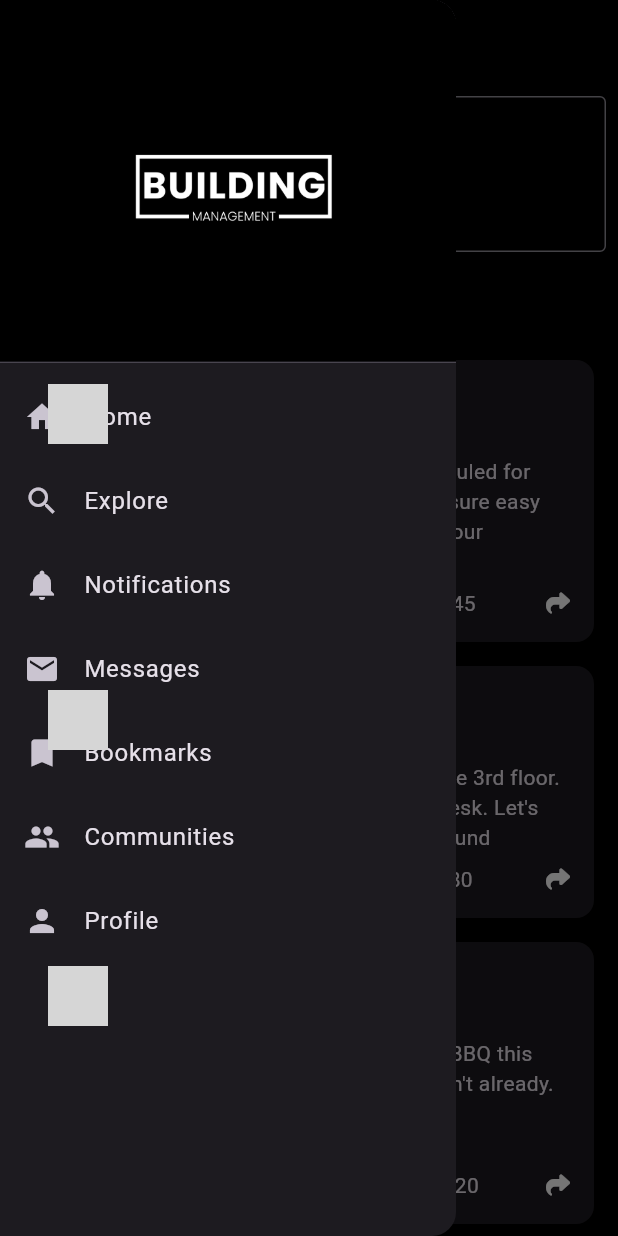
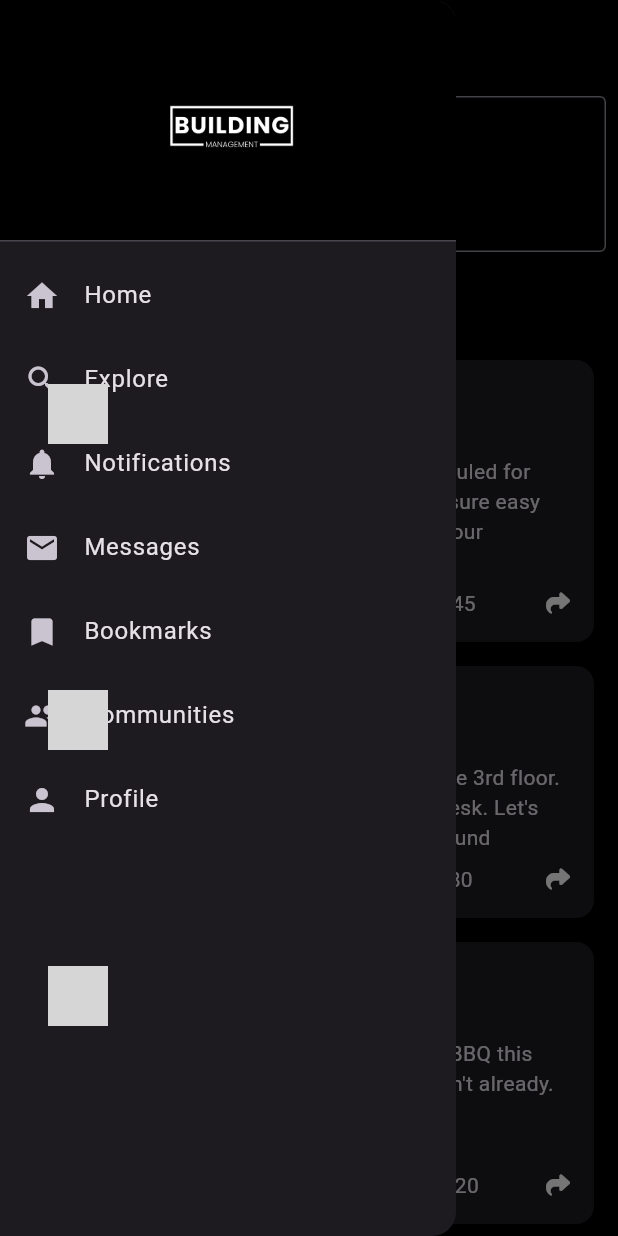
Before and after one commit to adhfarg/buildingmanagement, a Flutter app: the screen it shows after launch, with the side drawer open, on a phone screen of 412 x 824 dp. Run offline on Flutter 3.47's test engine with Material 3 defaults, Android fonts, the phone set to English and light mode, and no system bars; our stand-ins replace font_awesome_flutter; network calls fail; grey boxes are pictures that could not be loaded.

Commit message:
Sidebar Update

```diff
--- a/lib/main.dart
+++ b/lib/main.dart
@@ -1,6 +1,12 @@
 import 'package:flutter/material.dart';
 import 'package:provider/provider.dart';
 import 'screens/resident_feed.dart';
+import 'screens/explore_screen.dart';
+import 'screens/notifications_screen.dart';
+import 'screens/messages_screen.dart';
+import 'screens/bookmarks_screen.dart';
+import 'screens/communities_screen.dart';
+import 'screens/profile_screen.dart';
 import 'models/post_model.dart';
 
 void main() {
@@ -23,7 +29,16 @@ class MyApp extends StatelessWidget {
         scaffoldBackgroundColor: Colors.black,
         primaryColor: Colors.blue,
       ),
-      home: const ResidentFeed(),
+      initialRoute: '/',
+      routes: {
+        '/': (context) => const ResidentFeed(),
+        '/explore': (context) => const ExploreScreen(),
+        '/notifications': (context) => const NotificationsScreen(),
+        '/messages': (context) => const MessagesScreen(),
+        '/bookmarks': (context) => const BookmarksScreen(),
+        '/communities': (context) => const CommunitiesScreen(),
+        '/profile': (context) => const ProfileScreen(),
+      },
     );
   }
 }
--- a/lib/widgets/custom_navigation_drawer.dart
+++ b/lib/widgets/custom_navigation_drawer.dart
@@ -9,38 +9,77 @@ class CustomNavigationDrawer extends StatelessWidget {
       child: ListView(
         padding: EdgeInsets.zero,
         children: [
-          SizedBox(
-            height: 250, // Increased height of the header
-            child: DrawerHeader(
+          DrawerHeader(
             decoration: const BoxDecoration(color: Colors.black),
             child: Center(
               child: Image.asset(
                 'assets/logo.png',
+                height: 250,
                 fit: BoxFit.contain,
-                  width: 250, // Increased width
-                  height: 250, // Increased height
               ),
             ),
           ),
+          _buildDrawerItem(
+            context,
+            icon: Icons.home,
+            title: 'Home',
+            route: '/',
           ),
-          _buildDrawerItem(icon: Icons.home, title: 'Home'),
-          _buildDrawerItem(icon: Icons.search, title: 'Explore'),
-          _buildDrawerItem(icon: Icons.notifications, title: 'Notifications'),
-          _buildDrawerItem(icon: Icons.mail, title: 'Messages'),
-          _buildDrawerItem(icon: Icons.bookmark, title: 'Bookmarks'),
-          _buildDrawerItem(icon: Icons.group, title: 'Communities'),
-          _buildDrawerItem(icon: Icons.person, title: 'Profile'),
+          _buildDrawerItem(
+            context,
+            icon: Icons.search,
+            title: 'Explore',
+            route: '/explore',
+          ),
+          _buildDrawerItem(
+            context,
+            icon: Icons.notifications,
+            title: 'Notifications',
+            route: '/notifications',
+          ),
+          _buildDrawerItem(
+            context,
+            icon: Icons.mail,
+            title: 'Messages',
+            route: '/messages',
+          ),
+          _buildDrawerItem(
+            context,
+            icon: Icons.bookmark,
+            title: 'Bookmarks',
+            route: '/bookmarks',
+          ),
+          _buildDrawerItem(
+            context,
+            icon: Icons.group,
+            title: 'Communities',
+            route: '/communities',
+          ),
+          _buildDrawerItem(
+            context,
+            icon: Icons.person,
+            title: 'Profile',
+            route: '/profile',
+          ),
         ],
       ),
     );
   }
 
-  Widget _buildDrawerItem({required IconData icon, required String title}) {
+  Widget _buildDrawerItem(
+    BuildContext context, {
+    required IconData icon,
+    required String title,
+    required String route,
+  }) {
     return ListTile(
       leading: Icon(icon),
       title: Text(title),
       onTap: () {
-        // Handle navigation
+        Navigator.pop(context); // Close the drawer
+        if (ModalRoute.of(context)?.settings.name != route) {
+          Navigator.pushNamed(context, route);
+        }
       },
     );
   }
```
Also changed, not shown: lib/screens/bookmarks_screen.dart (added, +28 -0 lines), lib/screens/communities_screen.dart (added, +28 -0 lines), lib/screens/explore_screen.dart (added, +28 -0 lines), lib/screens/messages_screen.dart (added, +28 -0 lines), lib/screens/notifications_screen.dart (added, +28 -0 lines), lib/screens/profile_screen.dart (added, +28 -0 lines). Lines whose indentation alone changed are shown as unchanged.
